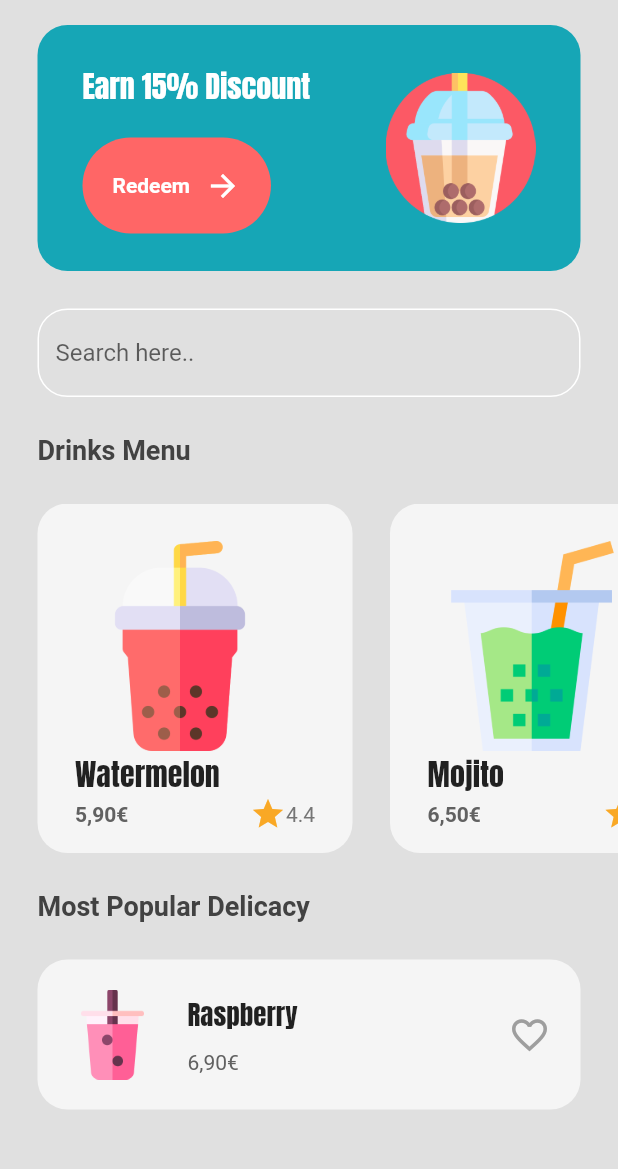
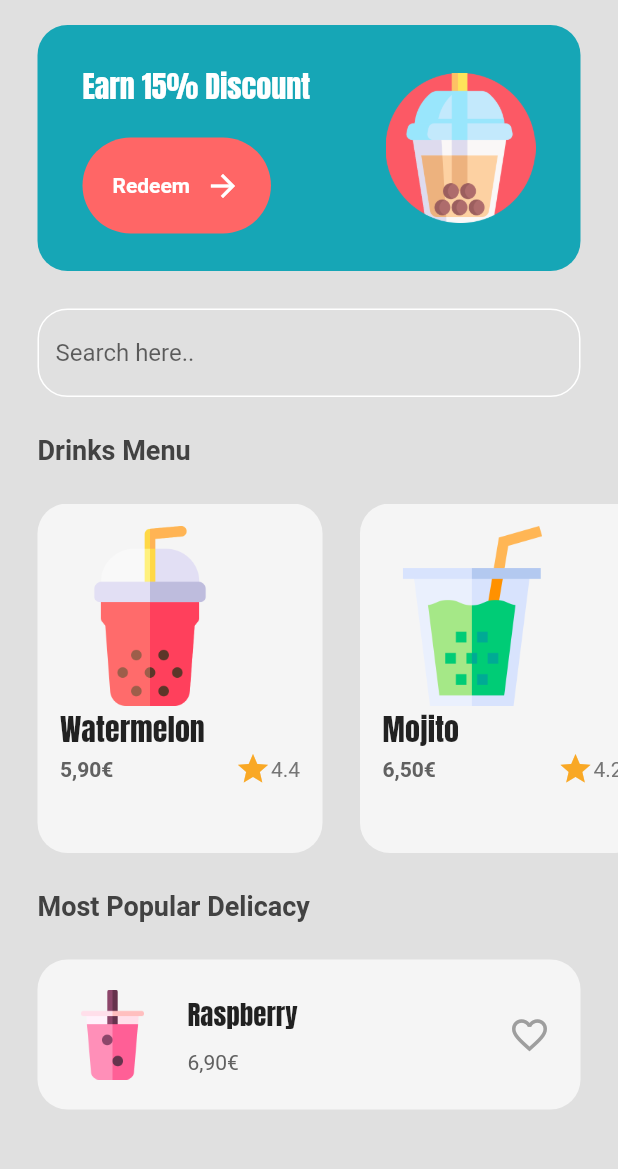
Before and after one commit to yvvzh/bubble_tea_app, a Flutter app: the screen it shows after launch, after a tap on "Let's Drink !", on a phone screen of 412 x 824 dp, the part 59-1228 px from its top. Run offline on Flutter 3.47's test engine with Material 2 defaults, Android fonts, the phone set to English and light mode, and no system bars; our stand-ins replace google_fonts.

Commit message:
Changements liés au retour d'Alexandre 30/08
1) Dans les conventions, on créer un dossier assets au niveau de la racine du projet, et ensuite tu met le dossier images dedans
2 ) Ton dossier utils comporte 2 widgets, il devrait plutot se nommer "widgets", dans utils tu retrouve plus des fonction d'utilité générales (debounce, gestion de temps etc..)

1
[11:15]
3) Tu devrais wrap ta MenuPage dans un SingleChildScrollView car sur Iphone, il y a un BottomOverflow de 22 pixel sur chaque drinkTile (modifié)
[11:15]

[11:18]
4) Naviguer avec pushNamed vers le panier est pas utile, tu devrais plutot utiliser push normal. Par ailleur la doc recomande de ne pas l'utiliser dans la plupart des apps, tu peux en savoir plus par la => https://docs.flutter.dev/cookbook/navigation/named-routes
Navigate with named routes
How to implement named routes for navigating between screens.

[11:20]
5) Je vois mal l'intérêt des getter dans le model Tea sur chaque field, tu avais une idée en tête ?

```diff
--- a/lib/main.dart
+++ b/lib/main.dart
@@ -1,10 +1,8 @@
 import 'package:bubble_tea/models/shop.dart';
-import 'package:bubble_tea/views/cart_page.dart';
 import 'package:flutter/material.dart';
 import 'package:provider/provider.dart';
 
 import 'views/home_page.dart';
-import 'views/menu_page.dart';
 
 void main() {
   runApp(
@@ -20,14 +18,9 @@ class MainApp extends StatelessWidget {
 
   @override
   Widget build(BuildContext context) {
-    return MaterialApp(
+    return const MaterialApp(
       debugShowCheckedModeBanner: false,
-      home: const HomePage(),
-      routes: {
-        '/homepage': (context) => const HomePage(),
-        '/menupage': (context) => const MenuPage(),
-        '/cartpage': (context) => const CartPage(),
-      },
+      home: HomePage(),
     );
   }
 }
--- a/lib/models/tea.dart
+++ b/lib/models/tea.dart
@@ -9,9 +9,4 @@ class Tea {
       required this.price,
       required this.imgPath,
       required this.stars});
-
-  String get _name => name;
-  String get _price => price;
-  String get _imgPath => imgPath;
-  String get _stars => stars;
 }
--- a/lib/views/menu_page.dart
+++ b/lib/views/menu_page.dart
@@ -50,7 +50,6 @@ class _MenuPageState extends State<MenuPage> {
           // bouton panier
           IconButton(
               onPressed: () {
-                //Navigator.pushNamed(context, '/cartpage');
                 Navigator.push(context,
                     MaterialPageRoute(builder: (context) => const CartPage()));
               },
@@ -61,6 +60,7 @@ class _MenuPageState extends State<MenuPage> {
       ),
       body: Column(
         crossAxisAlignment: CrossAxisAlignment.start,
+        mainAxisAlignment: MainAxisAlignment.spaceEvenly,
         children: [
           Container(
             decoration: BoxDecoration(
@@ -139,7 +139,8 @@ class _MenuPageState extends State<MenuPage> {
                 tea: drinkMenu[index],
                 onTap: () => navigateToTeaDetails(index),
               ),
-          )),
+            ),
+          ),
 
           const SizedBox(height: 25),
 
--- a/lib/views/tea_details_page.dart
+++ b/lib/views/tea_details_page.dart
@@ -166,8 +166,8 @@ class _TeaDetailsPageState extends State<TeaDetailsPage> {
                   children: [
                     // prix
                     Text(
-                      widget.tea.price + '€',
-                      style: TextStyle(
+                      '${widget.tea.price}€',
+                      style: const TextStyle(
                           color: Colors.white,
                           fontWeight: FontWeight.bold,
                           fontSize: 18),
@@ -195,7 +195,7 @@ class _TeaDetailsPageState extends State<TeaDetailsPage> {
                           child: Center(
                             child: Text(
                               qtyCount.toString(),
-                              style: TextStyle(
+                              style: const TextStyle(
                                 color: Colors.white,
                                 fontSize: 18,
                                 fontWeight: FontWeight.bold,
--- a/lib/widgets/drink_tile.dart
+++ b/lib/widgets/drink_tile.dart
@@ -15,8 +15,9 @@ class DrinkTile extends StatelessWidget {
       child: Container(
         decoration: BoxDecoration(
             color: Colors.grey[100], borderRadius: BorderRadius.circular(20)),
-        margin: const EdgeInsets.only(left: 25),
-        padding: const EdgeInsets.all(25),
+        margin: const EdgeInsets.only(left: 25, bottom: 0),
+        padding: const EdgeInsets.all(15),
+        child: SingleChildScrollView(
           child: Column(
             crossAxisAlignment: CrossAxisAlignment.start,
             mainAxisAlignment: MainAxisAlignment.spaceEvenly,
@@ -24,7 +25,7 @@ class DrinkTile extends StatelessWidget {
               // image
               Image.asset(
                 tea.imgPath,
-              height: 140,
+                height: 120,
               ),
               // nom
               Text(
@@ -63,6 +64,7 @@ class DrinkTile extends StatelessWidget {
             ],
           ),
         ),
+      ),
     );
   }
 }
```
Lines whose indentation alone changed are shown as unchanged.
